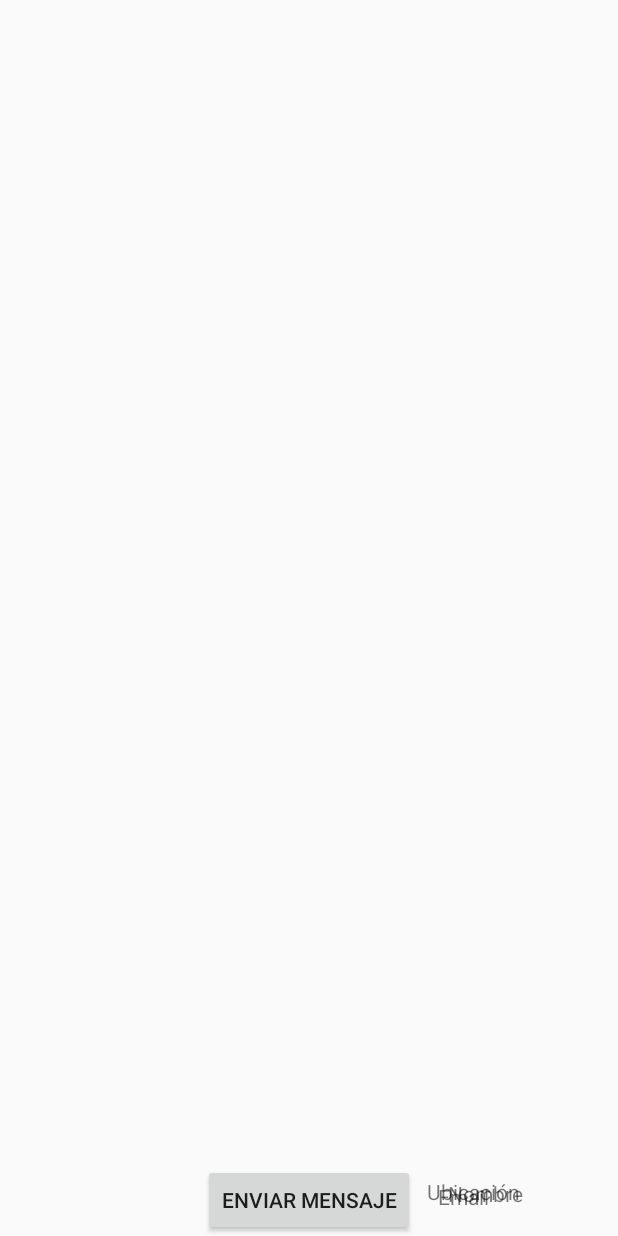
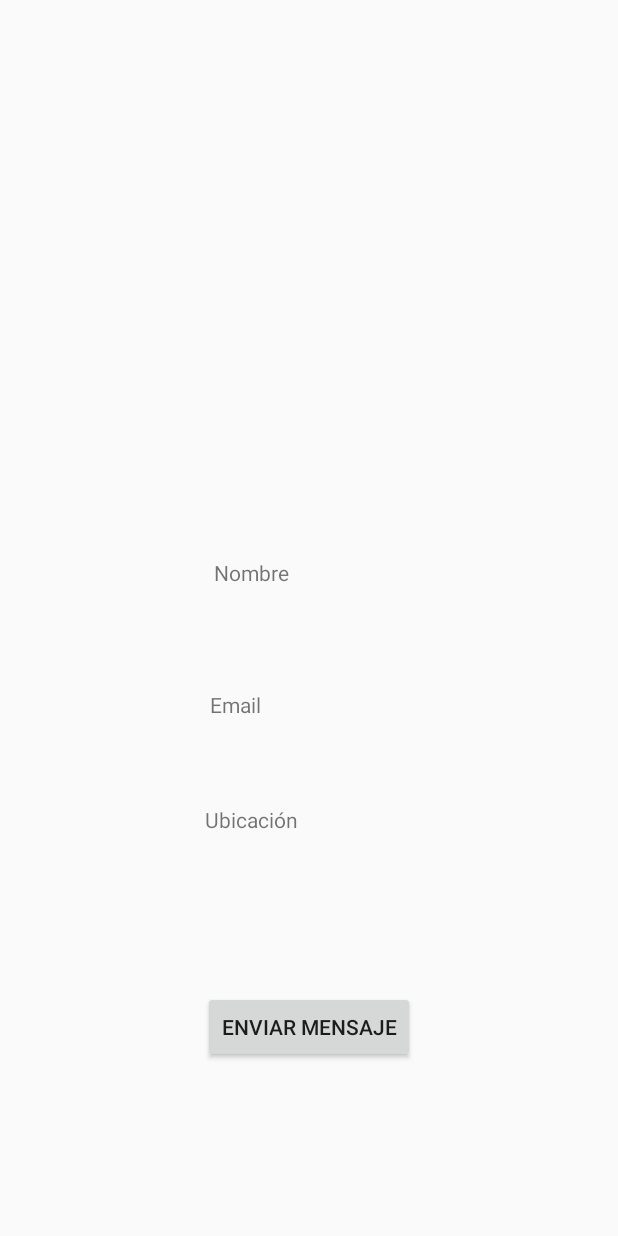
Before and after one commit to ikerlobop/Newinked, an Android app: the layout perfil_tatuador_desde_cliente.xml on its own in the app's theme, with its tools: preview values and no code run, on a phone screen of 412 x 824 dp. Run offline under Robolectric (Android 15) with nearby library versions, the light colour scheme and no system bars; Roboto replaces fonts that are not available here.

Commit message:
funcionalidad 3
funcionalidad 3

```diff
--- a/app/src/main/AndroidManifest.xml
+++ b/app/src/main/AndroidManifest.xml
@@ -63,6 +63,9 @@
         <activity
             android:name=".PerfilTatuador"
             android:exported="true" />
+        <activity
+            android:name=".PerfilTatuadorDesdeCliente"
+            android:exported="true" />
 
         <meta-data
             android:name="preloaded_fonts"
--- a/app/src/main/res/layout/perfil_tatuador_desde_cliente.xml
+++ b/app/src/main/res/layout/perfil_tatuador_desde_cliente.xml
@@ -6,42 +6,48 @@
     android:layout_height="match_parent">
 
     <ImageView
-        android:id="@+id/imageView"
+        android:id="@+id/imageView7"
         android:layout_width="200dp"
         android:layout_height="200dp"
         android:layout_marginTop="32dp"
 
+        app:layout_constraintBottom_toTopOf="@+id/textViewName"
         app:layout_constraintEnd_toEndOf="parent"
         app:layout_constraintHorizontal_bias="0.497"
         app:layout_constraintStart_toStartOf="parent"
-        app:layout_constraintTop_toTopOf="parent"/>
+        app:layout_constraintTop_toTopOf="parent" />
 
     <TextView
         android:id="@+id/textViewName"
         android:layout_width="113dp"
         android:layout_height="38dp"
+        android:layout_marginEnd="156dp"
         android:text="Nombre"
-        app:layout_constraintBottom_toBottomOf="parent"
+        app:layout_constraintBottom_toTopOf="@+id/textViewEmail"
         app:layout_constraintEnd_toEndOf="parent"
-        app:layout_constraintHorizontal_bias="0.476"/>
+        app:layout_constraintTop_toTopOf="parent"
+        app:layout_constraintVertical_bias="0.881"
+        tools:ignore="MissingConstraints" />
 
     <TextView
         android:id="@+id/textViewEmail"
         android:layout_width="120dp"
         android:layout_height="36dp"
+        android:layout_marginEnd="152dp"
+        android:layout_marginBottom="328dp"
         android:text="Email"
         app:layout_constraintBottom_toBottomOf="parent"
-        app:layout_constraintEnd_toEndOf="parent"
-        app:layout_constraintHorizontal_bias="0.498"/>
+        app:layout_constraintEnd_toEndOf="parent" />
 
     <TextView
         android:id="@+id/textViewLocation"
         android:layout_width="127dp"
         android:layout_height="39dp"
+        android:layout_marginEnd="148dp"
+        android:layout_marginBottom="248dp"
         android:text="Ubicación"
         app:layout_constraintBottom_toBottomOf="parent"
-        app:layout_constraintEnd_toEndOf="parent"
-        app:layout_constraintHorizontal_bias="0.498" />
+        app:layout_constraintEnd_toEndOf="parent" />
 
     <Button
         android:id="@+id/buttonSendMessage"
@@ -50,6 +56,8 @@
         android:text="ENVIAR MENSAJE"
         app:layout_constraintBottom_toBottomOf="parent"
         app:layout_constraintEnd_toEndOf="parent"
-        app:layout_constraintStart_toStartOf="parent" />
+        app:layout_constraintStart_toStartOf="parent"
+        app:layout_constraintTop_toBottomOf="@+id/textViewLocation"
+        app:layout_constraintVertical_bias="0.422" />
 
 </androidx.constraintlayout.widget.ConstraintLayout>
```
Also changed, not shown: app/src/main/java/com/example/newinked/PerfilTatuadorDesdeCliente.java (+64 -5 lines).
